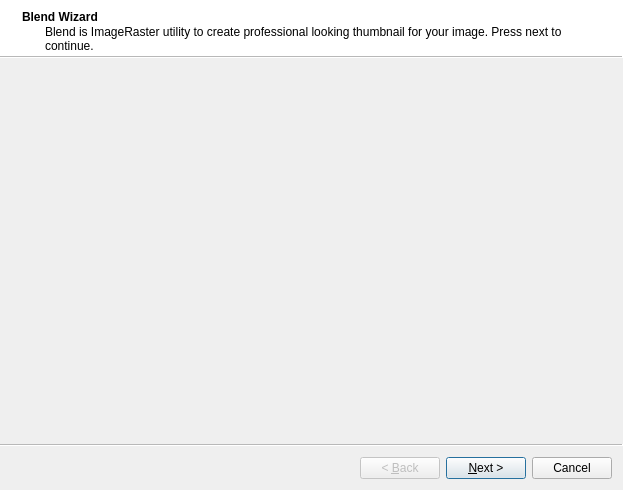
The window that BlendWizard.ui (lebenasa/ImageRaster) describes before a commit, drawn with Qt 5.
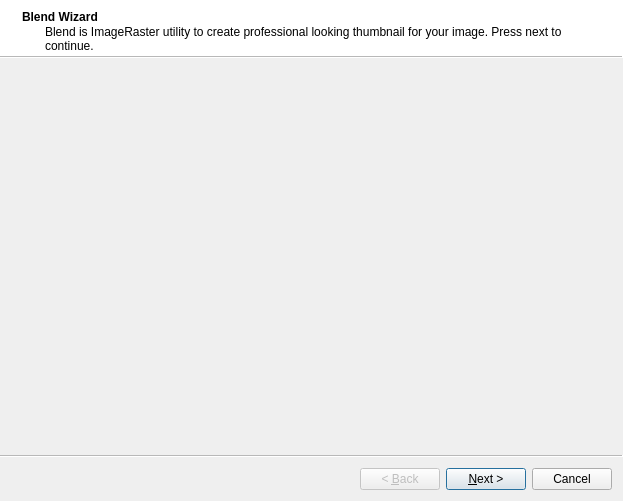
The same window after the commit. Custom widgets are drawn as their Qt base class.

```diff
--- a/BlendWizard.ui
+++ b/BlendWizard.ui
@@ -7,7 +7,7 @@
     <x>0</x>
     <y>0</y>
     <width>623</width>
-    <height>490</height>
+    <height>501</height>
    </rect>
   </property>
   <property name="windowTitle">
```
Left out of the diff: 28 changed lines with no effect on the pictures.
